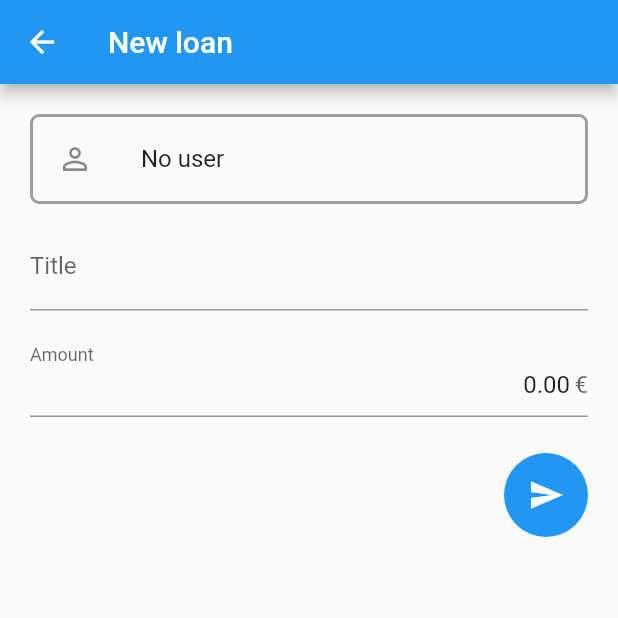
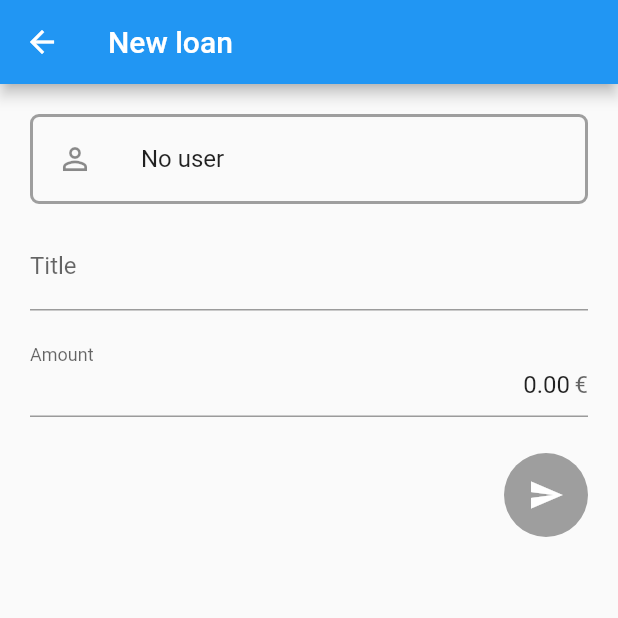
Before and after one commit to jakobkordez/wmm-reborn-flutter, a Flutter app: the CreateLoanPage screen opened directly, on a phone screen of 412 x 824 dp, the top half of it. Run offline on Flutter 3.47's test engine with Material 2 defaults, Android fonts, the phone set to English and light mode, and no system bars; our stand-ins replace bloc, equatable, flutter_bloc, flutter_secure_storage, formz; accounts and stored records are empty; network calls fail.

Commit message:
Minor code cleanup

```diff
--- a/lib/pages/create_loan/create_loan_form.dart
+++ b/lib/pages/create_loan/create_loan_form.dart
@@ -44,6 +44,8 @@ class CreateLoanForm extends StatelessWidget {
                   Align(
                     alignment: Alignment.centerRight,
                     child: FloatingActionButton(
+                      backgroundColor:
+                          state.status.isValidated ? null : Colors.grey,
                       onPressed: state.status.isValidated
                           ? () => context.bloc<CreateLoanCubit>().submit()
                           : null,
--- a/lib/pages/create_loan/cubit/create_loan_cubit.dart
+++ b/lib/pages/create_loan/cubit/create_loan_cubit.dart
@@ -1,6 +1,5 @@
 import 'package:bloc/bloc.dart';
 import 'package:equatable/equatable.dart';
-import 'package:flutter/cupertino.dart';
 import 'package:formz/formz.dart';
 import 'package:meta/meta.dart';
 
--- a/lib/pages/profile/cubit/profile_cubit.dart
+++ b/lib/pages/profile/cubit/profile_cubit.dart
@@ -1,4 +1,3 @@
-import 'package:flutter/cupertino.dart';
 import 'package:meta/meta.dart';
 import 'package:bloc/bloc.dart';
 import 'package:equatable/equatable.dart';
--- a/lib/pages/profile/profile_page.dart
+++ b/lib/pages/profile/profile_page.dart
@@ -1,4 +1,3 @@
-import 'package:flutter/cupertino.dart';
 import 'package:flutter/material.dart';
 import 'package:flutter_bloc/flutter_bloc.dart';
 
--- a/lib/pages/splash/splash_page.dart
+++ b/lib/pages/splash/splash_page.dart
@@ -1,4 +1,3 @@
-import 'package:flutter/cupertino.dart';
 import 'package:flutter/material.dart';
 
 class SplashPage extends StatelessWidget {
```
